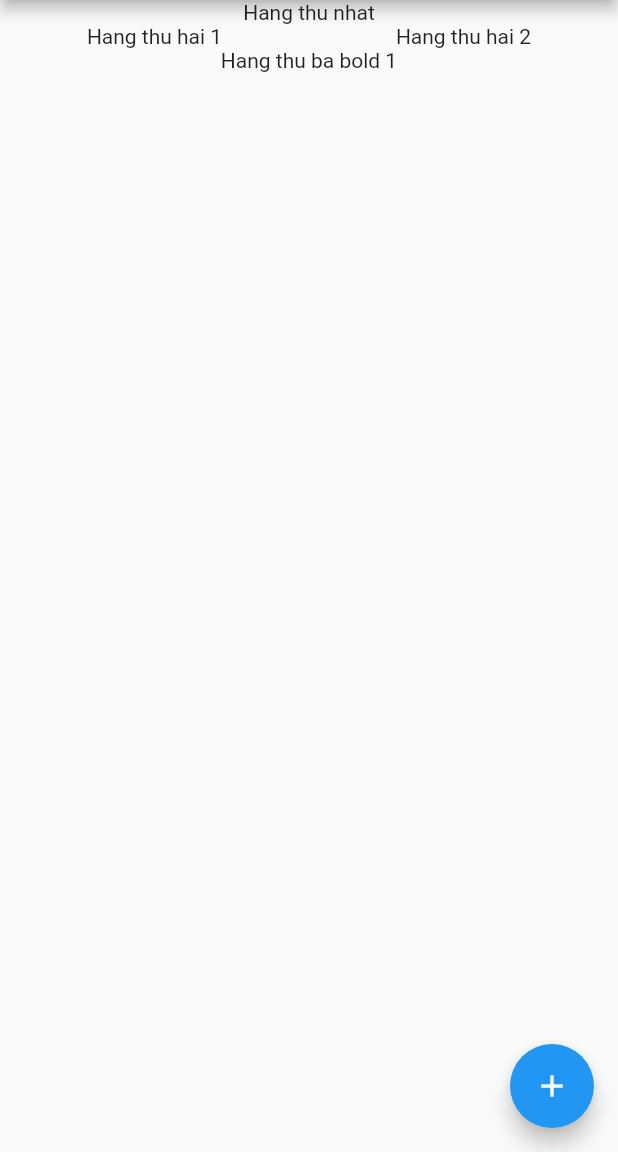
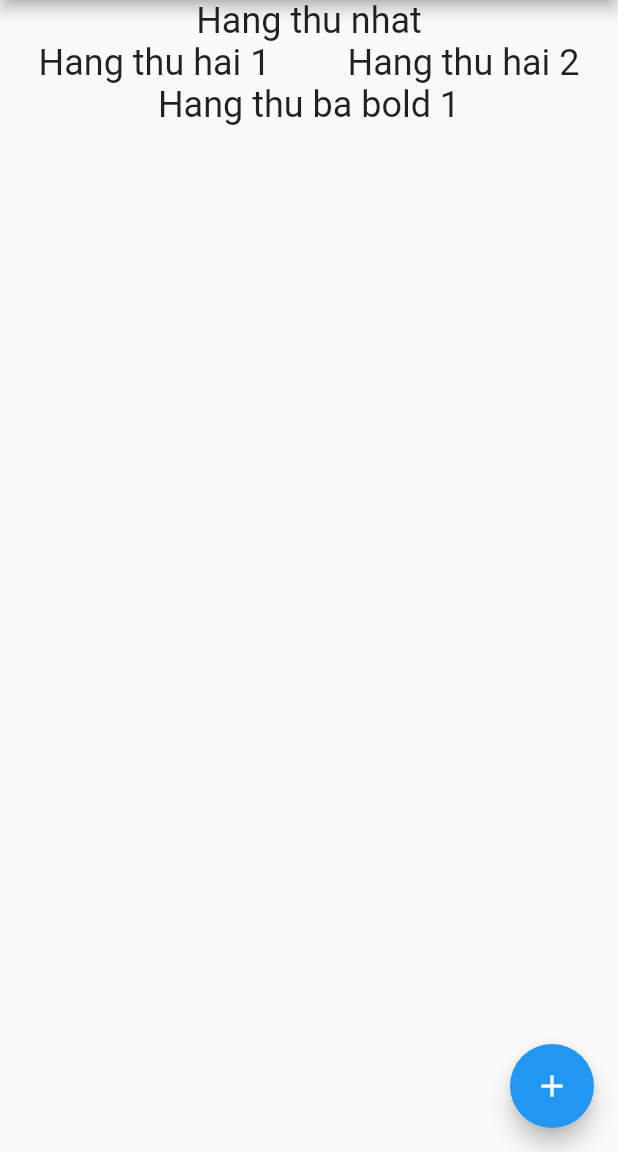
Before and after one commit to khoa-nd/flutter_row_column_stack_layout, a Flutter app: the screen it shows after launch, on a phone screen of 412 x 824 dp, the part 84-1236 px from its top. Run offline on Flutter 3.47's test engine with Material 2 defaults, Android fonts, the phone set to English and light mode, and no system bars.

Commit message:
Apply font size for text widget

```diff
--- a/lib/main.dart
+++ b/lib/main.dart
@@ -95,14 +95,14 @@ class _MyHomePageState extends State<MyHomePage> {
           // horizontal).
           mainAxisAlignment: MainAxisAlignment.start,
           children: <Widget>[
-            const Text("Hang thu nhat"),
+            const Text("Hang thu nhat", style: TextStyle(fontSize: 24.0), textAlign: TextAlign.center),
             Row(mainAxisAlignment: MainAxisAlignment.spaceAround,
             children: const [
-              Text("Hang thu hai 1"),
-              Text("Hang thu hai 2"),
+              Text("Hang thu hai 1", style: TextStyle(fontSize: 24.0), textAlign: TextAlign.center),
+              Text("Hang thu hai 2", style: TextStyle(fontSize: 24.0), textAlign: TextAlign.center),
             ]
             ),
-            const Text("Hang thu ba bold 1"),
+            const Text("Hang thu ba bold 1", style: TextStyle(fontSize: 24.0), textAlign: TextAlign.center),
           ],
         ),
       ),
```
